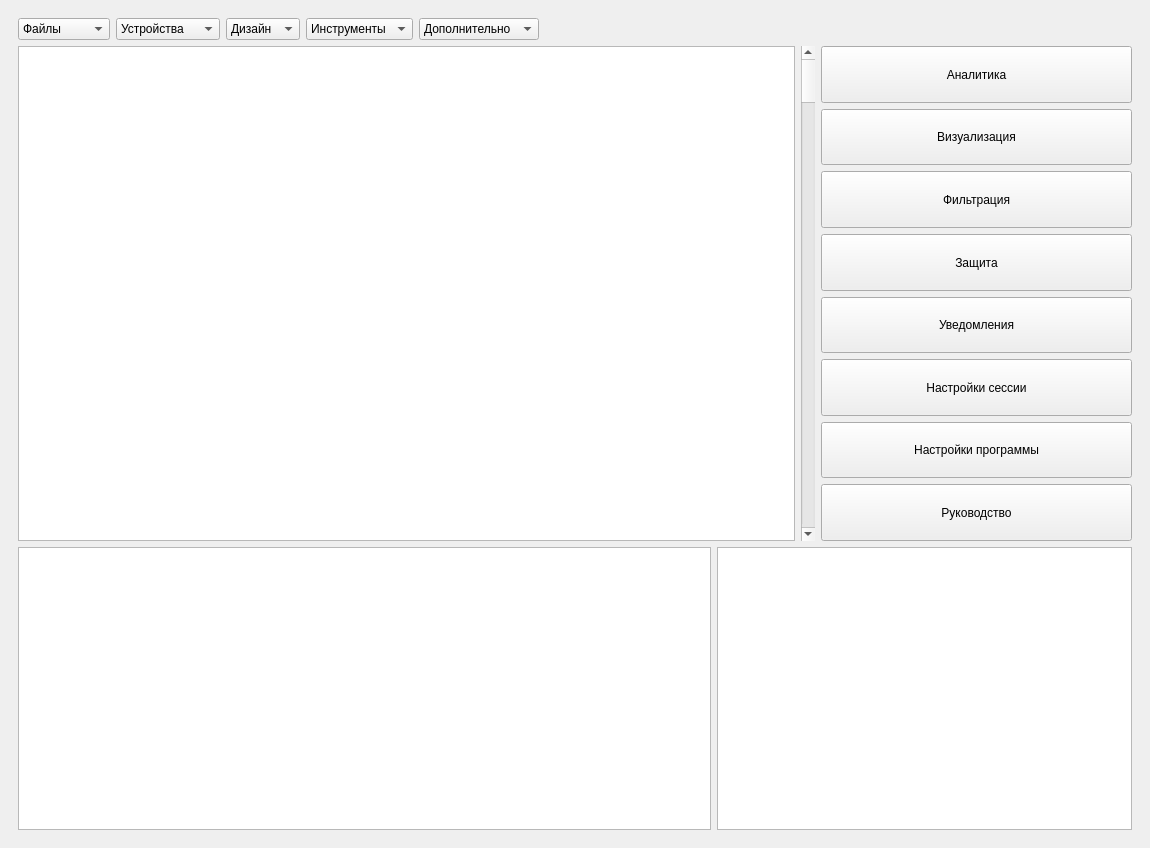
Old version of the form mainwindow.ui in the repository synestal/Sniffer-no-NDA.
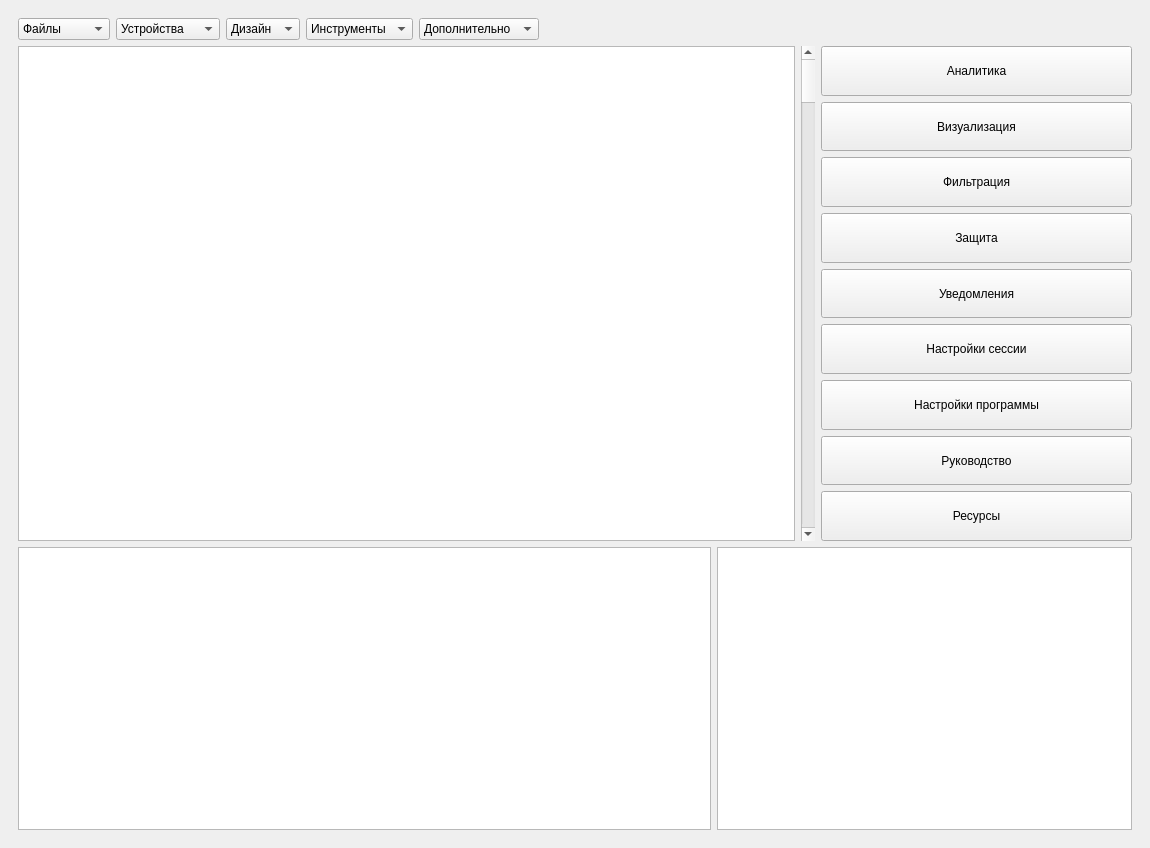
New version of the form.

Commit message: Added resourses window and added link betwen scrollbar and scrollwheel

What changed in the file:
```diff
--- a/mainwindow.ui
+++ b/mainwindow.ui
@@ -134,7 +134,7 @@
             </widget>
            </item>
            <item>
-            <layout class="QVBoxLayout" name="verticalLayout_2" stretch="0,0,0,0,0,0,0,0">
+            <layout class="QVBoxLayout" name="verticalLayout_2" stretch="0,0,0,0,0,0,0,0,0">
              <property name="sizeConstraint">
               <enum>QLayout::SetMinAndMaxSize</enum>
              </property>
@@ -242,6 +242,19 @@
                </property>
               </widget>
              </item>
+             <item>
+              <widget class="QPushButton" name="ResoursesButton">
+               <property name="sizePolicy">
+                <sizepolicy hsizetype="Minimum" vsizetype="Expanding">
+                 <horstretch>0</horstretch>
+                 <verstretch>0</verstretch>
+                </sizepolicy>
+               </property>
+               <property name="text">
+                <string>Ресурсы</string>
+               </property>
+              </widget>
+             </item>
             </layout>
            </item>
           </layout>
```
The commit also changes 7 other files.
